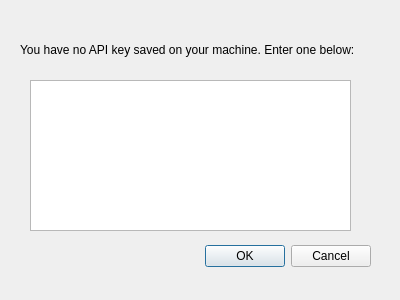
The window that apikeyconfigwindow.ui (jake-kolk/Hackathon) describes before a commit, drawn with Qt 5.
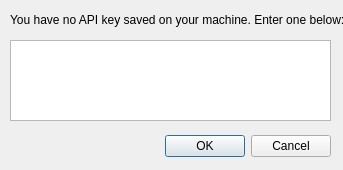
The same window after the commit.

```diff
--- a/apikeyconfigwindow.ui
+++ b/apikeyconfigwindow.ui
@@ -6,8 +6,8 @@
    <rect>
     <x>0</x>
     <y>0</y>
-    <width>400</width>
-    <height>300</height>
+    <width>343</width>
+    <height>170</height>
    </rect>
   </property>
   <property name="windowTitle">
@@ -16,9 +16,9 @@
   <widget class="QDialogButtonBox" name="OkButton">
    <property name="geometry">
     <rect>
-     <x>30</x>
-     <y>240</y>
-     <width>341</width>
+     <x>0</x>
+     <y>130</y>
+     <width>331</width>
      <height>32</height>
     </rect>
    </property>
@@ -32,8 +32,8 @@
   <widget class="QLabel" name="NoKeyLabel">
    <property name="geometry">
     <rect>
-     <x>20</x>
-     <y>40</y>
+     <x>10</x>
+     <y>10</y>
      <width>361</width>
      <height>20</height>
     </rect>
@@ -45,10 +45,10 @@
   <widget class="QTextEdit" name="ApiKeyTextEdit">
    <property name="geometry">
     <rect>
-     <x>30</x>
-     <y>80</y>
+     <x>10</x>
+     <y>40</y>
      <width>321</width>
-     <height>151</height>
+     <height>81</height>
     </rect>
    </property>
   </widget>
```
